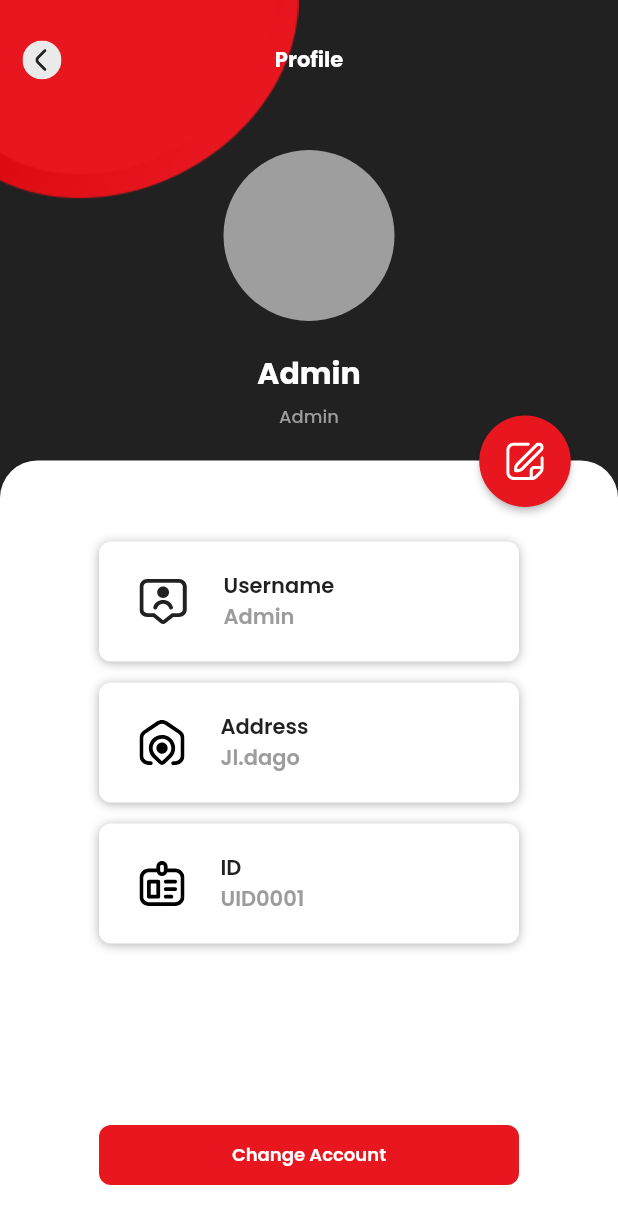
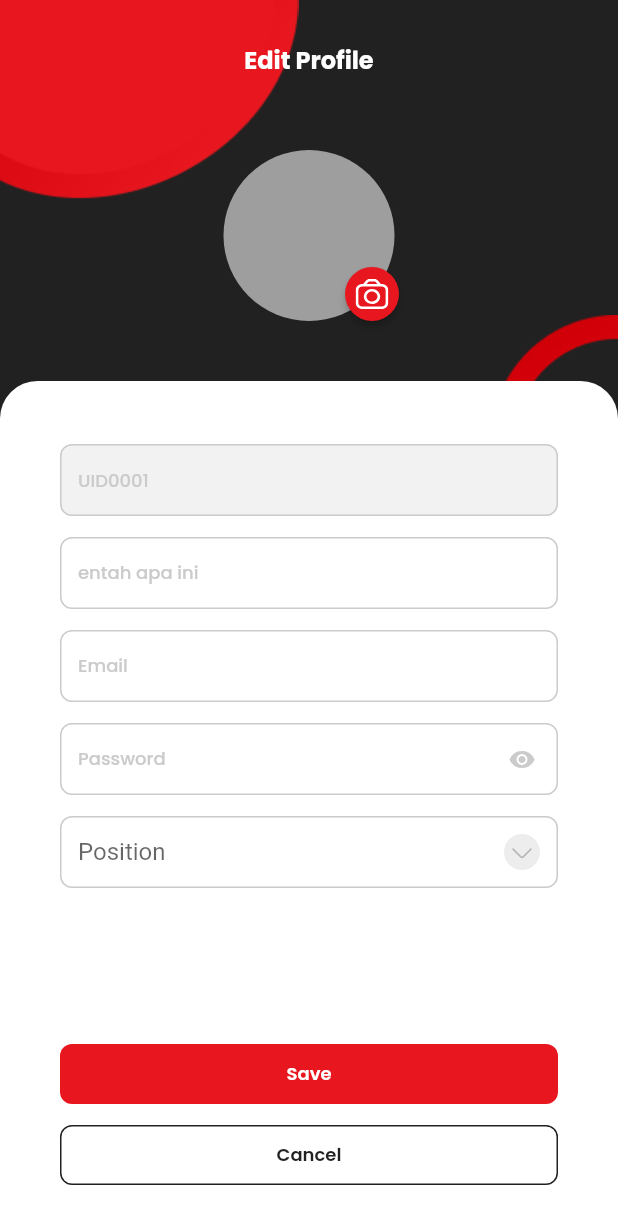
Before and after one commit to magang-wit-id/project101, a Flutter app: the screen it shows after launch, on a phone screen of 412 x 824 dp. Shown: the top 1224 px of the screen. Run offline on Flutter 3.47's test engine with Material 2 defaults, Android fonts, the phone set to English and light mode, and no system bars; our stand-ins replace flutter_svg, google_fonts.

Commit message:
push edit profile and new assets

```diff
--- a/wit101/lib/main.dart
+++ b/wit101/lib/main.dart
@@ -1,5 +1,6 @@
 import 'package:flutter/material.dart';
 import 'package:flutter/services.dart';
+import 'package:wit101/view/screens/edit_profile_screen.dart';
 import 'package:wit101/view/screens/profile_screen.dart';
 
 void main() {
@@ -21,7 +22,7 @@ class MyApp extends StatelessWidget {
         scaffoldBackgroundColor: Colors.white,
       ),
       title: 'SIMARS',
-      home: const ProfileScreen(),
+      home: const EditProfileScreen(),
     );
   }
 }
--- a/wit101/lib/utility/warna.dart
+++ b/wit101/lib/utility/warna.dart
@@ -7,6 +7,10 @@ class MyColors {
 
   static lightGrey() {
     return const Color(0xFFCBCBCB);
+  }
+
+  static disabledGrey() {
+    return const Color(0xFFF2F2F2);
   }
 
   static darkGrey() {
--- /dev/null
+++ b/wit101/lib/view/screens/edit_profile_screen.dart
@@ -0,0 +1,425 @@
+import 'package:flutter/material.dart';
+import 'package:flutter_svg/flutter_svg.dart';
+import 'package:google_fonts/google_fonts.dart';
+import 'package:wit101/utility/warna.dart';
+
+import '../../utility/poppins_text.dart';
+
+class EditProfileScreen extends StatefulWidget {
+  const EditProfileScreen({super.key});
+
+  @override
+  State<EditProfileScreen> createState() => _EditProfileScreenState();
+}
+
+class _EditProfileScreenState extends State<EditProfileScreen> {
+  final _formKey = GlobalKey<FormState>();
+  var controllerID = TextEditingController();
+  var controllerEmail = TextEditingController();
+  var controllerPass = TextEditingController();
+  String? dropdownPick;
+  List<String> dropdownList = ['Admin', 'Market', 'Account Management'];
+  bool _pwdBool = true;
+
+  @override
+  Widget build(BuildContext context) {
+    return Scaffold(
+      backgroundColor: MyColors.black(),
+      extendBodyBehindAppBar: true,
+      appBar: AppBar(
+        toolbarHeight: 80,
+        centerTitle: true,
+        title: PoppinsText.custom(
+          text: 'Edit Profile',
+          fontSize: 16,
+          warna: Colors.white,
+          fontWeight: FontWeight.bold,
+        ),
+        backgroundColor: Colors.transparent,
+        elevation: 0,
+      ),
+      body: SingleChildScrollView(
+        child: SizedBox(
+          height: MediaQuery.of(context).size.height,
+          width: MediaQuery.of(context).size.width,
+          child: Stack(
+            fit: StackFit.expand,
+            alignment: Alignment.topCenter,
+            children: [
+              Positioned(
+                left: 0,
+                child: Image.asset('assets/png/circle_1.png'),
+              ),
+              Positioned(
+                right: 0,
+                top: 210,
+                child: Image.asset('assets/png/circle_3.png'),
+              ),
+              Positioned(
+                top: 100,
+                bottom: 0,
+                child: Column(
+                  children: [
+                    CircleAvatar(
+                      backgroundColor: Colors.grey,
+                      radius: 57,
+                      child: Stack(
+                        clipBehavior: Clip.none,
+                        children: [
+                          Positioned(
+                            right: -17,
+                            bottom: -6,
+                            child: ElevatedButton(
+                              onPressed: () {},
+                              style: ElevatedButton.styleFrom(
+                                backgroundColor: MyColors.red(),
+                                fixedSize: const Size(30, 30),
+                                shape: const CircleBorder(),
+                              ),
+                              child: SvgPicture.asset(
+                                  height: 20,
+                                  'assets/svg/profile_photo_icon.svg'),
+                            ),
+                          ),
+                        ],
+                      ),
+                    ),
+                    const SizedBox(height: 40),
+                    Expanded(
+                      child: Container(
+                        alignment: Alignment.topCenter,
+                        width: MediaQuery.of(context).size.width,
+                        decoration: const BoxDecoration(
+                          color: Colors.white,
+                          borderRadius: BorderRadius.only(
+                            topLeft: Radius.circular(25),
+                            topRight: Radius.circular(25),
+                          ),
+                        ),
+                        child: Padding(
+                          padding: const EdgeInsets.only(
+                            top: 42,
+                            bottom: 34,
+                            left: 40,
+                            right: 40,
+                          ),
+                          child: Form(
+                            key: _formKey,
+                            child: Column(
+                              children: [
+                                profileDisabledTextField('UID0001'),
+                                const SizedBox(height: 14),
+                                profileTextField(
+                                    controller: controllerID,
+                                    textInputType: TextInputType.text,
+                                    maxLines: 1,
+                                    minLines: 1,
+                                    hintText: 'entah apa ini'),
+                                const SizedBox(height: 14),
+                                profileTextField(
+                                    controller: controllerEmail,
+                                    textInputType: TextInputType.emailAddress,
+                                    maxLines: 1,
+                                    minLines: 1,
+                                    hintText: 'Email'),
+                                const SizedBox(height: 14),
+                                TextFormField(
+                                  validator: (value) {
+                                    if (value == null || value.isEmpty) {
+                                      return '*required field';
+                                    }
+                                    return null;
+                                  },
+                                  controller: controllerPass,
+                                  keyboardType: TextInputType.text,
+                                  style: GoogleFonts.poppins(
+                                    fontSize: 12,
+                                    color: MyColors.black(),
+                                    fontWeight: FontWeight.w500,
+                                  ),
+                                  obscureText: _pwdBool,
+                                  enableSuggestions: false,
+                                  autocorrect: false,
+                                  decoration: InputDecoration(
+                                    hintStyle: GoogleFonts.poppins(
+                                      fontSize: 12,
+                                      color: MyColors.lightGrey(),
+                                      fontWeight: FontWeight.w500,
+                                    ),
+                                    hintText: 'Password',
+                                    contentPadding: const EdgeInsets.symmetric(
+                                        horizontal: 12, vertical: 11),
+                                    suffixIcon: IconButton(
+                                      onPressed: () {
+                                        setState(() {
+                                          _pwdBool = !_pwdBool;
+                                        });
+                                      },
+                                      icon: _pwdBool
+                                          ? const Icon(
+                                              Icons.visibility,
+                                              color: Color(0xFFCBCBCB),
+                                              size: 18,
+                                            )
+                                          : const Icon(
+                                              Icons.visibility_off,
+                                              color: Color(0xFFCBCBCB),
+                                              size: 18,
+                                            ),
+                                    ),
+                                    enabledBorder: OutlineInputBorder(
+                                      borderSide: BorderSide(
+                                        color: MyColors.lightGrey(),
+                                      ),
+                                      borderRadius: BorderRadius.circular(8),
+                                    ),
+                                    focusedBorder: OutlineInputBorder(
+                                      borderSide: BorderSide(
+                                        color: MyColors.black(),
+                                      ),
+                                      borderRadius: BorderRadius.circular(8),
+                                    ),
+                                    border: OutlineInputBorder(
+                                      borderRadius: BorderRadius.circular(8),
+                                    ),
+                                  ),
+                                ),
+                                const SizedBox(height: 14),
+                                DropdownButtonFormField(
+                                  value: dropdownPick,
+                                  items: dropdownList.map(
+                                    (value) {
+                                      return DropdownMenuItem(
+                                        value: value,
+                                        child: PoppinsText.custom(
+                                            text: value,
+                                            fontSize: 12,
+                                            warna: MyColors.black(),
+                                            fontWeight: FontWeight.w500),
+                                      );
+                                    },
+                                  ).toList(),
+                                  onChanged: (value) {
+                                    setState(() {
+                                      dropdownPick = value.toString();
+                                    });
+                                    FocusScope.of(context)
+                                        .requestFocus(FocusNode());
+                                  },
+                                  icon: SvgPicture.asset(
+                                      'assets/svg/profile_dropdown_icon.svg'),
+                                  decoration: InputDecoration(
+                                    hintStyle: GoogleFonts.poppins(
+                                      fontSize: 12,
+                                      color: MyColors.lightGrey(),
+                                      fontWeight: FontWeight.w500,
+                                    ),
+                                    hintText: 'Position',
+                                    contentPadding: const EdgeInsets.symmetric(
+                                        horizontal: 12, vertical: 11),
+                                    enabledBorder: OutlineInputBorder(
+                                      borderSide: BorderSide(
+                                        color: MyColors.lightGrey(),
+                                      ),
+                                      borderRadius: BorderRadius.circular(8),
+                                    ),
+                                    focusedBorder: OutlineInputBorder(
+                                      borderSide: BorderSide(
+                                        color: MyColors.black(),
+                                      ),
+                                      borderRadius: BorderRadius.circular(8),
+                                    ),
+                                    border: OutlineInputBorder(
+                                      borderRadius: BorderRadius.circular(8),
+                                    ),
+                                  ),
+                                ),
+                                const Spacer(),
+                                SizedBox(
+                                  width: double.infinity,
+                                  height: 40,
+                                  child: ElevatedButton(
+                                    onPressed: () {},
+                                    child: PoppinsText.custom(
+                                        text: 'Save',
+                                        fontSize: 12,
+                                        warna: Colors.white,
+                                        fontWeight: FontWeight.w600),
+                                    style: ElevatedButton.styleFrom(
+                                      elevation: 0,
+                                      backgroundColor: MyColors.red(),
+                                      shape: RoundedRectangleBorder(
+                                        borderRadius: BorderRadius.circular(8),
+                                      ),
+                                    ),
+                                  ),
+                                ),
+                                const SizedBox(height: 14),
+                                SizedBox(
+                                  width: double.infinity,
+                                  height: 40,
+                                  child: ElevatedButton(
+                                    onPressed: () {},
+                                    child: PoppinsText.custom(
+                                        text: 'Cancel',
+                                        fontSize: 12,
+                                        warna: MyColors.black(),
+                                        fontWeight: FontWeight.w600),
+                                    style: ElevatedButton.styleFrom(
+                                      elevation: 0,
+                                      backgroundColor: Colors.white,
+                                      shape: RoundedRectangleBorder(
+                                        borderRadius: BorderRadius.circular(8),
+                                      ),
+                                      side: BorderSide(color: MyColors.black()),
+                                    ),
+                                  ),
+                                ),
+                              ],
+                            ),
+                          ),
+                        ),
+                      ),
+                    ),
+                  ],
+                ),
+              ),
+            ],
+          ),
+        ),
+      ),
+    );
+  }
+}
+
+Widget profileTextField({
+  required TextEditingController controller,
+  required TextInputType textInputType,
+  required int maxLines,
+  required int minLines,
+  required String hintText,
+}) {
+  return TextFormField(
+    validator: (value) {
+      if (value == null || value.isEmpty) {
+        return '*required field';
+      }
+      return null;
+    },
+    controller: controller,
+    keyboardType: textInputType,
+    maxLines: maxLines,
+    minLines: minLines,
+    style: GoogleFonts.poppins(
+      fontSize: 12,
+      color: MyColors.black(),
+      fontWeight: FontWeight.w500,
+    ),
+    decoration: InputDecoration(
+      hintStyle: GoogleFonts.poppins(
+        fontSize: 12,
+        color: MyColors.lightGrey(),
+        fontWeight: FontWeight.w500,
+      ),
+      hintText: hintText,
+      contentPadding: const EdgeInsets.symmetric(horizontal: 12, vertical: 11),
+      enabledBorder: OutlineInputBorder(
+        borderSide: BorderSide(
+          color: MyColors.lightGrey(),
+        ),
+        borderRadius: BorderRadius.circular(8),
+      ),
+      focusedBorder: OutlineInputBorder(
+        borderSide: BorderSide(
+          color: MyColors.black(),
+        ),
+        borderRadius: BorderRadius.circular(8),
+      ),
+      border: OutlineInputBorder(
+        borderRadius: BorderRadius.circular(8),
+      ),
+    ),
+  );
+}
+
+Widget profileDisabledTextField(String textInput) {
+  var myController = TextEditingController();
+  myController.text = textInput;
+
+  return TextField(
+    minLines: 1,
+    maxLines: 3,
+    controller: myController,
+    style: GoogleFonts.poppins(
+      color: MyColors.lightGrey(),
+      fontSize: 12,
+      fontWeight: FontWeight.w500,
+    ),
+    decoration: InputDecoration(
+      enabled: false,
+      filled: true,
+      fillColor: MyColors.disabledGrey(),
+      disabledBorder: OutlineInputBorder(
+        borderSide: BorderSide(
+          color: MyColors.lightGrey(),
+        ),
+        borderRadius: BorderRadius.circular(8),
+      ),
+      contentPadding: const EdgeInsets.symmetric(horizontal: 12, vertical: 11),
+    ),
+  );
+}
+
+Widget passwordTextField({
+  required TextEditingController controller,
+  required String hintText,
+  required bool pwdVisibility,
+}) {
+  return TextFormField(
+    validator: (value) {
+      if (value == null || value.isEmpty) {
+        return '*required field';
+      }
+      return null;
+    },
+    controller: controller,
+    keyboardType: TextInputType.text,
+    style: GoogleFonts.poppins(
+      fontSize: 12,
+      color: MyColors.black(),
+      fontWeight: FontWeight.w500,
+    ),
+    obscureText: pwdVisibility,
+    enableSuggestions: false,
+    autocorrect: false,
+    decoration: InputDecoration(
+      hintStyle: GoogleFonts.poppins(
+        fontSize: 12,
+        color: MyColors.lightGrey(),
+        fontWeight: FontWeight.w500,
+      ),
+      hintText: hintText,
+      contentPadding: const EdgeInsets.symmetric(horizontal: 12, vertical: 11),
+      suffixIcon: IconButton(
+          onPressed: () {},
+          icon: pwdVisibility
+              ? const Icon(Icons.visibility)
+              : const Icon(Icons.visibility_off)),
+      enabledBorder: OutlineInputBorder(
+        borderSide: BorderSide(
+          color: MyColors.lightGrey(),
+        ),
+        borderRadius: BorderRadius.circular(8),
+      ),
+      focusedBorder: OutlineInputBorder(
+        borderSide: BorderSide(
+          color: MyColors.black(),
+        ),
+        borderRadius: BorderRadius.circular(8),
+      ),
+      border: OutlineInputBorder(
+        borderRadius: BorderRadius.circular(8),
+      ),
+    ),
+  );
+}
--- a/wit101/lib/view/screens/profile_screen.dart
+++ b/wit101/lib/view/screens/profile_screen.dart
@@ -19,17 +19,10 @@ class _ProfileScreenState extends State<ProfileScreen> {
       extendBodyBehindAppBar: true,
       appBar: AppBar(
         toolbarHeight: 80,
-        centerTitle: true,
-        title: PoppinsText.custom(
-          text: 'Profile',
-          fontSize: 14,
-          warna: Colors.white,
-          fontWeight: FontWeight.bold,
-        ),
         backgroundColor: Colors.transparent,
         elevation: 0,
         leading: IconButton(
-          onPressed: () => Navigator.of(context).pop(),
+          onPressed: () {},
           icon: SvgPicture.asset('assets/svg/profile_back_icon.svg'),
         ),
       ),
@@ -88,7 +81,7 @@ class _ProfileScreenState extends State<ProfileScreen> {
                       ),
                       child: Padding(
                         padding: const EdgeInsets.only(
-                          top: 54,
+                          top: 60,
                           left: 40,
                           right: 40,
                           bottom: 30,
@@ -96,7 +89,7 @@ class _ProfileScreenState extends State<ProfileScreen> {
                         child: Column(
                           children: [
                             Container(
-                              width: 280,
+                              width: double.infinity,
                               height: 80,
                               decoration: BoxDecoration(
                                   borderRadius: BorderRadius.circular(8),
@@ -118,7 +111,7 @@ class _ProfileScreenState extends State<ProfileScreen> {
                                       right: 24,
                                     ),
                                     child: SvgPicture.asset(
-                                        'assets/svg/profile_username_icon.svg'),
+                                        'assets/svg/profile_email_icon.svg'),
                                   ),
                                   Padding(
                                     padding: const EdgeInsets.only(
@@ -131,7 +124,7 @@ class _ProfileScreenState extends State<ProfileScreen> {
                                           CrossAxisAlignment.start,
                                       children: [
                                         PoppinsText.custom(
-                                            text: 'Username',
+                                            text: 'Email',
                                             fontSize: 14,
                                             warna: MyColors.black(),
                                             fontWeight: FontWeight.w600),
@@ -150,7 +143,7 @@ class _ProfileScreenState extends State<ProfileScreen> {
                             Container(
                               constraints: const BoxConstraints(
                                   minHeight: 80, maxHeight: 125),
-                              width: 280,
+                              width: double.infinity,
                               decoration: BoxDecoration(
                                   borderRadius: BorderRadius.circular(8),
                                   boxShadow: [
@@ -212,7 +205,7 @@ class _ProfileScreenState extends State<ProfileScreen> {
                             ),
                             const SizedBox(height: 14),
                             Container(
-                              width: 280,
+                              width: double.infinity,
                               height: 80,
                               decoration: BoxDecoration(
                                   borderRadius: BorderRadius.circular(8),
@@ -263,7 +256,10 @@ class _ProfileScreenState extends State<ProfileScreen> {
                               ),
                             ),
                             const Spacer(),
-                            ElevatedButton(
+                            SizedBox(
+                              width: double.infinity,
+                              height: 40,
+                              child: ElevatedButton(
                                 onPressed: () {},
                                 child: PoppinsText.custom(
                                     text: 'Change Account',
@@ -272,10 +268,10 @@ class _ProfileScreenState extends State<ProfileScreen> {
                                     fontWeight: FontWeight.w600),
                                 style: ElevatedButton.styleFrom(
                                   elevation: 0,
-                                fixedSize: const Size(280, 40),
                                   backgroundColor: MyColors.red(),
                                   shape: RoundedRectangleBorder(
                                     borderRadius: BorderRadius.circular(8),
+                                  ),
                                 ),
                               ),
                             ),
```
Also changed, not shown: wit101/assets/svg/profile_dropdown_icon.svg (added), wit101/assets/svg/profile_email_icon.svg (added), wit101/assets/svg/profile_photo_icon.svg (added), wit101/assets/svg/profile_username_icon.svg (deleted). Lines whose indentation alone changed are shown as unchanged.
